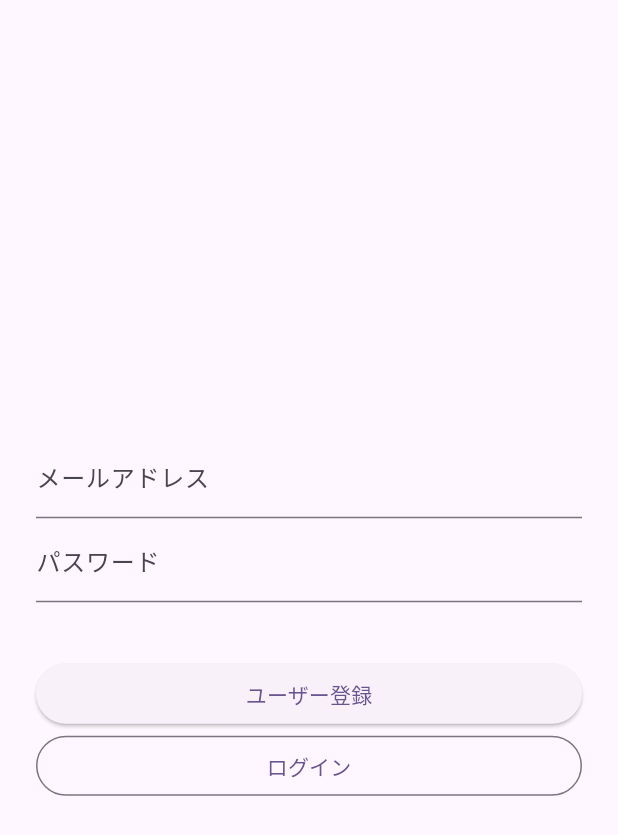
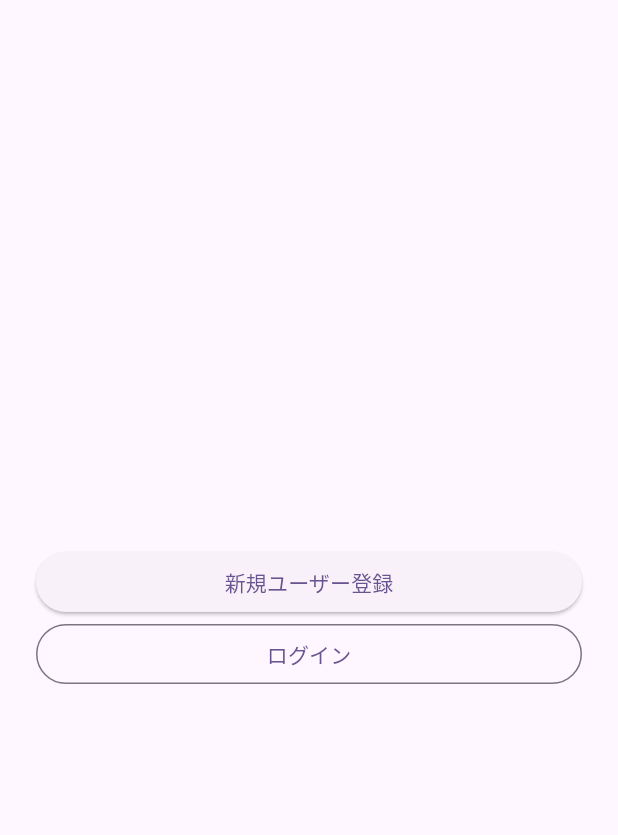
Before and after one commit to AmanatsuTouko/accounting_app, a Flutter app: the screen it shows after launch, on a phone screen of 412 x 824 dp. Shown: the top 835 px of the screen. Run offline on Flutter 3.47's test engine with Material 2 defaults, Android fonts, the phone set to English and light mode, and no system bars; our stand-ins replace cloud_firestore, firebase_auth, firebase_core; accounts and stored records are empty.

```diff
--- /dev/null
+++ b/lib/ChooseCreateAccountOrLogin.dart
@@ -0,0 +1,50 @@
+import 'package:flutter/material.dart';
+import 'package:firebase_auth/firebase_auth.dart';
+import 'package:firebase_core/firebase_core.dart';
+import 'UserData.dart';
+
+class ChooseCreateAccountOrLogin extends StatefulWidget {
+  @override
+  _ChooseCreateAccountOrLoginState createState() => _ChooseCreateAccountOrLoginState();
+}
+
+class _ChooseCreateAccountOrLoginState extends State<ChooseCreateAccountOrLogin> {
+
+  @override
+  Widget build(BuildContext context) {
+    return Scaffold(
+      body: Center(
+        child: Container(
+          padding: EdgeInsets.all(24),
+          child: Column(
+            mainAxisAlignment: MainAxisAlignment.center,
+            children: <Widget>[
+
+              // ユーザー登録
+              Container(
+                width: double.infinity,
+                child: ElevatedButton(
+                  child: Text('新規ユーザー登録'),
+                  onPressed: () {
+                    Navigator.pushNamed(context,"/create-account");
+                  },
+                ),
+              ),
+
+              // ログインボタン
+              Container(
+                width: double.infinity,
+                child: OutlinedButton(
+                  child: Text('ログイン'),
+                  onPressed: () {
+                    Navigator.pushNamed(context,"/login");
+                  },
+                ),
+              ),
+            ],
+          ),
+        ),
+      ),
+    );
+  }
+}
--- a/lib/MainScreen.dart
+++ b/lib/MainScreen.dart
@@ -146,6 +146,6 @@ class _MainScreenState extends State<MainScreen> {
     // ログアウト処理 内部で保持しているログイン情報等が初期化される
     await FirebaseAuth.instance.signOut();
     // ログイン画面に遷移
-    await Navigator.pushReplacementNamed(context, '/');
+    await Navigator.pushReplacementNamed(context, '/choose');
   }
 }
--- a/lib/main.dart
+++ b/lib/main.dart
@@ -1,11 +1,12 @@
+import 'package:cloud_firestore/cloud_firestore.dart';
 import 'package:firebase_auth/firebase_auth.dart';
 import 'package:flutter/material.dart';
 
 import 'AddPostPage.dart';
 import 'ChatPage.dart';
+import 'ChooseCreateAccountOrLogin.dart';
+import 'CreateAccountPage.dart';
 import 'LoginPage.dart';
-import 'FirstPage.dart';
-import 'SecondPage.dart';
 import 'MainScreen.dart';
 import 'UserData.dart';
 
@@ -39,12 +40,13 @@ class MyApp extends StatelessWidget {
       // ルーティングの定義
       initialRoute: '/',
       routes: {
+        '/choose': (context) => ChooseCreateAccountOrLogin(),
+        '/create-account': (context) => CreateAccountPage(),
         '/login': (context) => LoginPage(),
         '/main' : (context) => MainScreen(),
         '/chat': (context) => ChatPage(),
         '/post': (context) => AddPostPage(),
-        '/first': (context) => FirstPage(),
-        '/second': (context) => SecondPage(),
+
       },
     );
   }
@@ -64,11 +66,31 @@ class _LoginCheckState extends State<LoginCheck>{
     final currentUser = await FirebaseAuth.instance.currentUser;
     if(currentUser == null){
       // 未ログインの時
-      await Navigator.pushReplacementNamed(context,"/login");
+      await Navigator.pushReplacementNamed(context,"/choose");
     }else{
       // ログイン済みの時
       // Userデータをstaticに取得できるように保存しておく
       await UserData.setUserData(user: currentUser);
+
+      // firestoreにあるusersコレクションを取得してローカルに保存しておく
+      await FirebaseFirestore.instance.collection('users').get().then((QuerySnapshot querySnapshot) {
+        querySnapshot.docs.forEach((doc) async {
+          // デバッグ用に全ユーザーのデータを出力する
+          print(doc.id); print(doc["email"]); print(doc["username"]);
+          // 自身のuuidを取得して保存しておく
+          if(doc["email"] == currentUser.email){
+            UserData.setUUID(uuid: doc.id);
+          }
+          // 後で参照できるようにイベントスペースの参加者データを保存しておく
+          await UserData.addEventUser(eventUser: new EventUser(doc.id, doc["email"], doc["username"]));
+        });
+      });
+
+      // uuidからusernameを取得するサンプル
+      // print(UserData.getUserNameFromEventUserUUID(UserData.getEventUserList()[0].id));
+      // print(UserData.getUserNameFromEventUserUUID(UserData.getEventUserList()[1].id));
+
+      // mainScreenに移動してこの画面を破棄する
       await Navigator.pushReplacementNamed(context, "/main");
     }
   }
```
Also changed, not shown: lib/CreateAccountPage.dart (added, +117 -0 lines), lib/FirstPage.dart (deleted, +0 -27 lines), lib/LoginPage.dart (+0 -28 lines), lib/SecondPage.dart (deleted, +0 -27 lines), lib/UserData.dart (+40 -1 lines).
